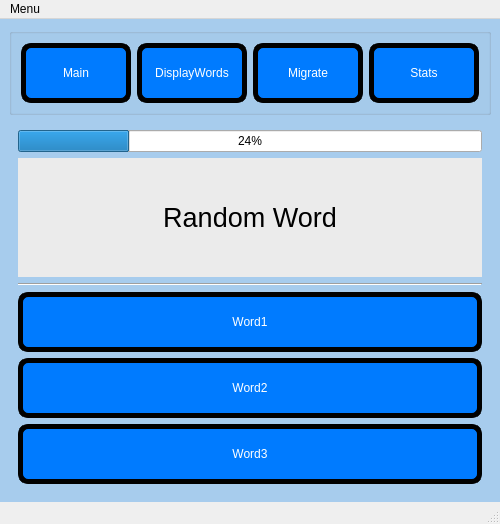
The window that interface/main.ui (Krystiankr/PYQT5) describes before a commit, drawn with Qt 5.
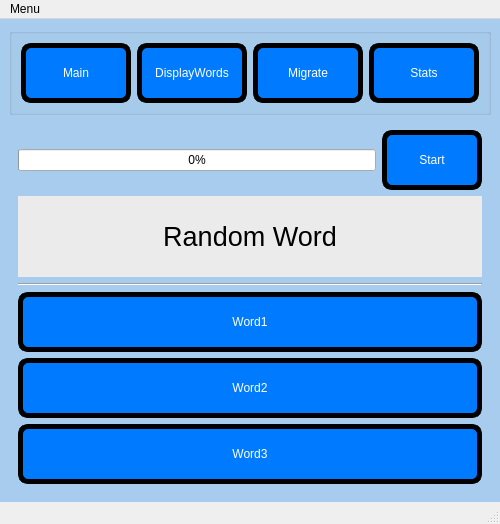
The same window after the commit. The open tabs and pages were chosen to show the change.

What changed in the file:
```diff
--- a/interface/main.ui
+++ b/interface/main.ui
@@ -104,11 +104,28 @@
       <widget class="QWidget" name="MainPage">
        <layout class="QVBoxLayout" name="verticalLayout_2">
         <item>
+         <layout class="QHBoxLayout" name="horizontalLayout_2">
+          <item>
          <widget class="QProgressBar" name="progressBar">
           <property name="value">
-           <number>24</number>
-          </property>
-         </widget>
+             <number>0</number>
+            </property>
+           </widget>
+          </item>
+          <item>
+           <widget class="QPushButton" name="btnStart">
+            <property name="minimumSize">
+             <size>
+              <width>100</width>
+              <height>0</height>
+             </size>
+            </property>
+            <property name="text">
+             <string>Start</string>
+            </property>
+           </widget>
+          </item>
+         </layout>
         </item>
         <item>
          <widget class="QLabel" name="lblMainWord">
```
Left out of the diff: 9 changed lines with no effect on the pictures. Lines whose indentation alone changed are shown as unchanged.
